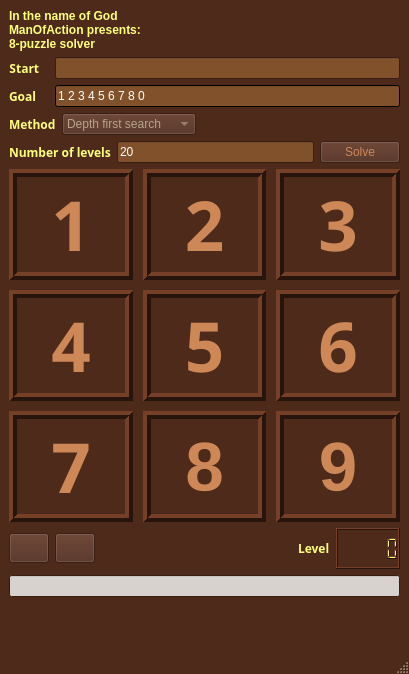
Before: the Qt Designer form main_window.ui in omidrazzaghi2000/ap1399-1-hw7-master, drawn with Qt 5.
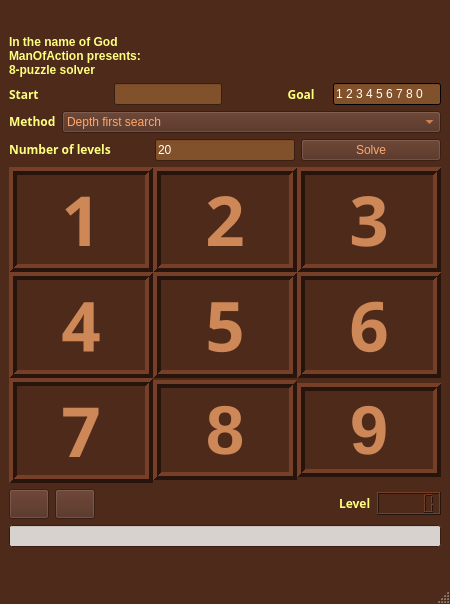
After: the same form once the commit is applied. Icons and pictures are not drawn.

Commit message: dialog error box added and solve method

The edit to the form file:
```diff
--- a/main_window.ui
+++ b/main_window.ui
@@ -6,8 +6,8 @@
    <rect>
     <x>0</x>
     <y>0</y>
-    <width>409</width>
-    <height>674</height>
+    <width>450</width>
+    <height>604</height>
    </rect>
   </property>
   <property name="sizePolicy">
@@ -82,9 +82,9 @@
      <colorrole role="Text">
       <brush brushstyle="SolidPattern">
        <color alpha="255">
-        <red>206</red>
-        <green>135</green>
-        <blue>87</blue>
+        <red>255</red>
+        <green>167</green>
+        <blue>108</blue>
        </color>
       </brush>
      </colorrole>
@@ -219,9 +219,9 @@
      <colorrole role="Text">
       <brush brushstyle="SolidPattern">
        <color alpha="255">
-        <red>206</red>
-        <green>135</green>
-        <blue>87</blue>
+        <red>255</red>
+        <green>167</green>
+        <blue>108</blue>
        </color>
       </brush>
      </colorrole>
@@ -459,9 +459,15 @@
    </property>
    <layout class="QVBoxLayout" name="verticalLayout_2">
     <item>
-     <layout class="QVBoxLayout" name="verticalLayout">
-      <item>
+     <layout class="QGridLayout" name="gridLayout">
+      <item row="0" column="0">
        <widget class="QLabel" name="label_16">
+        <property name="sizePolicy">
+         <sizepolicy hsizetype="Minimum" vsizetype="Maximum">
+          <horstretch>0</horstretch>
+          <verstretch>0</verstretch>
+         </sizepolicy>
+        </property>
         <property name="font">
          <font>
           <weight>75</weight>
@@ -475,10 +481,16 @@
         </property>
        </widget>
       </item>
-      <item>
-       <layout class="QHBoxLayout" name="horizontalLayout">
+      <item row="1" column="0">
+       <layout class="QHBoxLayout" name="horizontalLayout_2">
         <item>
          <widget class="QLabel" name="label_4">
+          <property name="sizePolicy">
+           <sizepolicy hsizetype="MinimumExpanding" vsizetype="Preferred">
+            <horstretch>0</horstretch>
+            <verstretch>0</verstretch>
+           </sizepolicy>
+          </property>
           <property name="font">
            <font>
             <family>Bahnschrift</family>
@@ -495,13 +507,16 @@
           <property name="text">
            <string>Start   </string>
           </property>
-          <property name="alignment">
-           <set>Qt::AlignCenter</set>
-          </property>
          </widget>
         </item>
         <item>
-         <widget class="QLineEdit" name="lineEdit_4">
+         <widget class="QLineEdit" name="lineEdit_Start">
+          <property name="sizePolicy">
+           <sizepolicy hsizetype="Expanding" vsizetype="Maximum">
+            <horstretch>0</horstretch>
+            <verstretch>0</verstretch>
+           </sizepolicy>
+          </property>
           <property name="palette">
            <palette>
             <active>
@@ -922,12 +937,14 @@
           </property>
          </widget>
         </item>
-       </layout>
-      </item>
-      <item>
-       <layout class="QHBoxLayout" name="horizontalLayout_2">
         <item>
          <widget class="QLabel" name="label_3">
+          <property name="sizePolicy">
+           <sizepolicy hsizetype="MinimumExpanding" vsizetype="Minimum">
+            <horstretch>0</horstretch>
+            <verstretch>10</verstretch>
+           </sizepolicy>
+          </property>
           <property name="font">
            <font>
             <family>Bahnschrift</family>
@@ -938,10 +955,19 @@
           <property name="text">
            <string>Goal    </string>
           </property>
+          <property name="alignment">
+           <set>Qt::AlignRight|Qt::AlignTrailing|Qt::AlignVCenter</set>
+          </property>
          </widget>
         </item>
         <item>
-         <widget class="QLineEdit" name="lineEdit_3">
+         <widget class="QLineEdit" name="lineEdit_Goal">
+          <property name="sizePolicy">
+           <sizepolicy hsizetype="Expanding" vsizetype="Maximum">
+            <horstretch>0</horstretch>
+            <verstretch>0</verstretch>
+           </sizepolicy>
+          </property>
           <property name="palette">
            <palette>
             <active>
@@ -1364,10 +1390,16 @@
         </item>
        </layout>
       </item>
-      <item>
+      <item row="2" column="0">
        <layout class="QHBoxLayout" name="horizontalLayout_3">
         <item>
          <widget class="QLabel" name="label_2">
+          <property name="sizePolicy">
+           <sizepolicy hsizetype="Minimum" vsizetype="Maximum">
+            <horstretch>0</horstretch>
+            <verstretch>0</verstretch>
+           </sizepolicy>
+          </property>
           <property name="font">
            <font>
             <family>Bahnschrift</family>
@@ -1382,6 +1414,12 @@
         </item>
         <item>
          <widget class="QComboBox" name="comboBox">
+          <property name="sizePolicy">
+           <sizepolicy hsizetype="Expanding" vsizetype="Maximum">
+            <horstretch>0</horstretch>
+            <verstretch>0</verstretch>
+           </sizepolicy>
+          </property>
           <property name="palette">
            <palette>
             <active>
@@ -1394,6 +1432,15 @@
                </color>
               </brush>
              </colorrole>
+             <colorrole role="ButtonText">
+              <brush brushstyle="SolidPattern">
+               <color alpha="255">
+                <red>255</red>
+                <green>167</green>
+                <blue>108</blue>
+               </color>
+              </brush>
+             </colorrole>
              <colorrole role="Base">
               <brush brushstyle="SolidPattern">
                <color alpha="255">
@@ -1414,6 +1461,15 @@
                </color>
               </brush>
              </colorrole>
+             <colorrole role="ButtonText">
+              <brush brushstyle="SolidPattern">
+               <color alpha="255">
+                <red>255</red>
+                <green>167</green>
+                <blue>108</blue>
+               </color>
+              </brush>
+             </colorrole>
              <colorrole role="Base">
               <brush brushstyle="SolidPattern">
                <color alpha="255">
@@ -1434,6 +1490,15 @@
                </color>
               </brush>
              </colorrole>
+             <colorrole role="ButtonText">
+              <brush brushstyle="SolidPattern">
+               <color alpha="255">
+                <red>39</red>
+                <green>21</green>
+                <blue>13</blue>
+               </color>
+              </brush>
+             </colorrole>
              <colorrole role="Base">
               <brush brushstyle="SolidPattern">
                <color alpha="255">
@@ -1458,25 +1523,18 @@
           </item>
          </widget>
         </item>
-        <item>
-         <spacer name="horizontalSpacer_2">
-          <property name="orientation">
-           <enum>Qt::Horizontal</enum>
-          </property>
-          <property name="sizeHint" stdset="0">
-           <size>
-            <width>40</width>
-            <height>20</height>
-           </size>
-          </property>
-         </spacer>
-        </item>
        </layout>
       </item>
-      <item>
+      <item row="3" column="0">
        <layout class="QHBoxLayout" name="horizontalLayout_4">
         <item>
          <widget class="QLabel" name="label">
+          <property name="sizePolicy">
+           <sizepolicy hsizetype="Minimum" vsizetype="Maximum">
+            <horstretch>0</horstretch>
+            <verstretch>0</verstretch>
+           </sizepolicy>
+          </property>
           <property name="font">
            <font>
             <family>Bahnschrift</family>
@@ -1490,7 +1548,13 @@
          </widget>
         </item>
         <item>
-         <widget class="QLineEdit" name="lineEdit">
+         <widget class="QLineEdit" name="lineEdit_Level">
+          <property name="sizePolicy">
+           <sizepolicy hsizetype="Minimum" vsizetype="Maximum">
+            <horstretch>0</horstretch>
+            <verstretch>0</verstretch>
+           </sizepolicy>
+          </property>
           <property name="palette">
            <palette>
             <active>
@@ -1561,16 +1625,22 @@
          </widget>
         </item>
         <item>
-         <widget class="QPushButton" name="pushButton">
+         <widget class="QPushButton" name="solve_button">
+          <property name="sizePolicy">
+           <sizepolicy hsizetype="Minimum" vsizetype="Maximum">
+            <horstretch>0</horstretch>
+            <verstretch>0</verstretch>
+           </sizepolicy>
+          </property>
           <property name="palette">
            <palette>
             <active>
              <colorrole role="ButtonText">
               <brush brushstyle="SolidPattern">
                <color alpha="255">
-                <red>206</red>
-                <green>135</green>
-                <blue>87</blue>
+                <red>255</red>
+                <green>167</green>
+                <blue>108</blue>
                </color>
               </brush>
              </colorrole>
@@ -1579,9 +1649,9 @@
              <colorrole role="ButtonText">
               <brush brushstyle="SolidPattern">
                <color alpha="255">
-                <red>206</red>
-                <green>135</green>
-                <blue>87</blue>
+                <red>255</red>
+                <green>167</green>
+                <blue>108</blue>
                </color>
               </brush>
              </colorrole>
@@ -1606,7 +1676,7 @@
         </item>
        </layout>
       </item>
-      <item>
+      <item row="4" column="0">
        <layout class="QHBoxLayout" name="horizontalLayout_5" stretch="0">
         <property name="spacing">
          <number>10</number>
@@ -1622,8 +1692,17 @@
           <property name="sizeConstraint">
            <enum>QLayout::SetDefaultConstraint</enum>
           </property>
+          <property name="spacing">
+           <number>0</number>
+          </property>
           <item row="0" column="2">
            <widget class="QLabel" name="Tile_3">
+            <property name="sizePolicy">
+             <sizepolicy hsizetype="Minimum" vsizetype="Maximum">
+              <horstretch>0</horstretch>
+              <verstretch>0</verstretch>
+             </sizepolicy>
+            </property>
             <property name="minimumSize">
              <size>
               <width>20</width>
@@ -2139,6 +2218,12 @@
           </item>
           <item row="0" column="1">
            <widget class="QLabel" name="Tile_2">
+            <property name="sizePolicy">
+             <sizepolicy hsizetype="Minimum" vsizetype="Maximum">
+              <horstretch>0</horstretch>
+              <verstretch>0</verstretch>
+             </sizepolicy>
+            </property>
             <property name="minimumSize">
              <size>
               <width>20</width>
@@ -2654,6 +2739,12 @@
           </item>
           <item row="0" column="0">
            <widget class="QLabel" name="Tile_1">
+            <property name="sizePolicy">
+             <sizepolicy hsizetype="Minimum" vsizetype="Maximum">
+              <horstretch>0</horstretch>
+              <verstretch>0</verstretch>
+             </sizepolicy>
+            </property>
             <property name="minimumSize">
              <size>
               <width>20</width>
@@ -3169,6 +3260,12 @@
           </item>
           <item row="1" column="2">
            <widget class="QLabel" name="Tile_6">
+            <property name="sizePolicy">
+             <sizepolicy hsizetype="Minimum" vsizetype="Maximum">
+              <horstretch>0</horstretch>
+              <verstretch>0</verstretch>
+             </sizepolicy>
+            </property>
             <property name="minimumSize">
              <size>
               <width>20</width>
@@ -3684,6 +3781,12 @@
           </item>
           <item row="1" column="1">
            <widget class="QLabel" name="Tile_5">
+            <property name="sizePolicy">
+             <sizepolicy hsizetype="Minimum" vsizetype="Maximum">
+              <horstretch>0</horstretch>
+              <verstretch>0</verstretch>
+             </sizepolicy>
+            </property>
             <property name="minimumSize">
              <size>
               <width>20</width>
@@ -4199,6 +4302,12 @@
           </item>
           <item row="2" column="0">
            <widget class="QLabel" name="Tile_7">
+            <property name="sizePolicy">
+             <sizepolicy hsizetype="Minimum" vsizetype="Maximum">
+              <horstretch>0</horstretch>
+              <verstretch>0</verstretch>
+             </sizepolicy>
+            </property>
             <property name="minimumSize">
              <size>
               <width>20</width>
@@ -4714,6 +4823,12 @@
           </item>
           <item row="2" column="2">
            <widget class="QLabel" name="Tile_9">
+            <property name="sizePolicy">
+             <sizepolicy hsizetype="Minimum" vsizetype="Maximum">
+              <horstretch>0</horstretch>
+              <verstretch>0</verstretch>
+             </sizepolicy>
+            </property>
             <property name="palette">
              <palette>
               <active>
@@ -4858,6 +4973,12 @@
           </item>
           <item row="2" column="1">
            <widget class="QLabel" name="Tile_8">
+            <property name="sizePolicy">
+             <sizepolicy hsizetype="Minimum" vsizetype="Maximum">
+              <horstretch>0</horstretch>
+              <verstretch>0</verstretch>
+             </sizepolicy>
+            </property>
             <property name="minimumSize">
              <size>
               <width>20</width>
@@ -5373,6 +5494,12 @@
           </item>
           <item row="1" column="0">
            <widget class="QLabel" name="Tile_4">
+            <property name="sizePolicy">
+             <sizepolicy hsizetype="Minimum" vsizetype="Maximum">
+              <horstretch>0</horstretch>
+              <verstretch>0</verstretch>
+             </sizepolicy>
+            </property>
             <property name="minimumSize">
              <size>
               <width>20</width>
@@ -5890,12 +6017,12 @@
         </item>
        </layout>
       </item>
-      <item>
+      <item row="5" column="0">
        <layout class="QHBoxLayout" name="horizontalLayout_9">
         <item>
          <widget class="QPushButton" name="pushButton_3">
           <property name="sizePolicy">
-           <sizepolicy hsizetype="Fixed" vsizetype="Fixed">
+           <sizepolicy hsizetype="Minimum" vsizetype="Maximum">
             <horstretch>0</horstretch>
             <verstretch>0</verstretch>
            </sizepolicy>
@@ -6090,7 +6217,7 @@
         <item>
          <widget class="QPushButton" name="pushButton_2">
           <property name="sizePolicy">
-           <sizepolicy hsizetype="Fixed" vsizetype="Fixed">
+           <sizepolicy hsizetype="Minimum" vsizetype="Maximum">
             <horstretch>0</horstretch>
             <verstretch>0</verstretch>
            </sizepolicy>
@@ -6290,6 +6417,12 @@
         </item>
         <item>
          <spacer name="horizontalSpacer">
+          <property name="sizePolicy">
+           <sizepolicy hsizetype="Minimum" vsizetype="Maximum">
+            <horstretch>0</horstretch>
+            <verstretch>0</verstretch>
+           </sizepolicy>
+          </property>
           <property name="orientation">
            <enum>Qt::Horizontal</enum>
           </property>
@@ -6304,7 +6437,7 @@
         <item>
          <widget class="QLabel" name="label_14">
           <property name="sizePolicy">
-           <sizepolicy hsizetype="Fixed" vsizetype="Minimum">
+           <sizepolicy hsizetype="Minimum" vsizetype="Maximum">
             <horstretch>0</horstretch>
             <verstretch>0</verstretch>
            </sizepolicy>
@@ -6322,16 +6455,60 @@
          </widget>
         </item>
         <item>
-         <widget class="QLCDNumber" name="lcdNumber"/>
+         <widget class="QLCDNumber" name="lcdNumber">
+          <property name="sizePolicy">
+           <sizepolicy hsizetype="Minimum" vsizetype="Maximum">
+            <horstretch>0</horstretch>
+            <verstretch>0</verstretch>
+           </sizepolicy>
+          </property>
+          <property name="palette">
+           <palette>
+            <active>
+             <colorrole role="Text">
+              <brush brushstyle="SolidPattern">
+               <color alpha="255">
+                <red>255</red>
+                <green>255</green>
+                <blue>127</blue>
+               </color>
+              </brush>
+             </colorrole>
+            </active>
+            <inactive>
+             <colorrole role="Text">
+              <brush brushstyle="SolidPattern">
+               <color alpha="255">
+                <red>255</red>
+                <green>255</green>
+                <blue>127</blue>
+               </color>
+              </brush>
+             </colorrole>
+            </inactive>
+            <disabled>
+             <colorrole role="Text">
+              <brush brushstyle="SolidPattern">
+               <color alpha="255">
+                <red>39</red>
+                <green>21</green>
+                <blue>13</blue>
+               </color>
+              </brush>
+             </colorrole>
+            </disabled>
+           </palette>
+          </property>
+         </widget>
         </item>
        </layout>
       </item>
-      <item>
+      <item row="6" column="0">
        <layout class="QHBoxLayout" name="horizontalLayout_10">
         <item>
          <widget class="QProgressBar" name="progressBar">
           <property name="sizePolicy">
-           <sizepolicy hsizetype="Expanding" vsizetype="Fixed">
+           <sizepolicy hsizetype="Minimum" vsizetype="Maximum">
             <horstretch>0</horstretch>
             <verstretch>0</verstretch>
            </sizepolicy>
@@ -6386,18 +6563,6 @@
         </item>
        </layout>
       </item>
-      <item>
-       <widget class="QLabel" name="label_15">
-        <property name="font">
-         <font>
-          <italic>true</italic>
-         </font>
-        </property>
-        <property name="text">
-         <string/>
-        </property>
-       </widget>
-      </item>
      </layout>
     </item>
    </layout>
```
Left out of the diff: 4 changed lines with no effect on the pictures. The commit also changes 3 other files.
